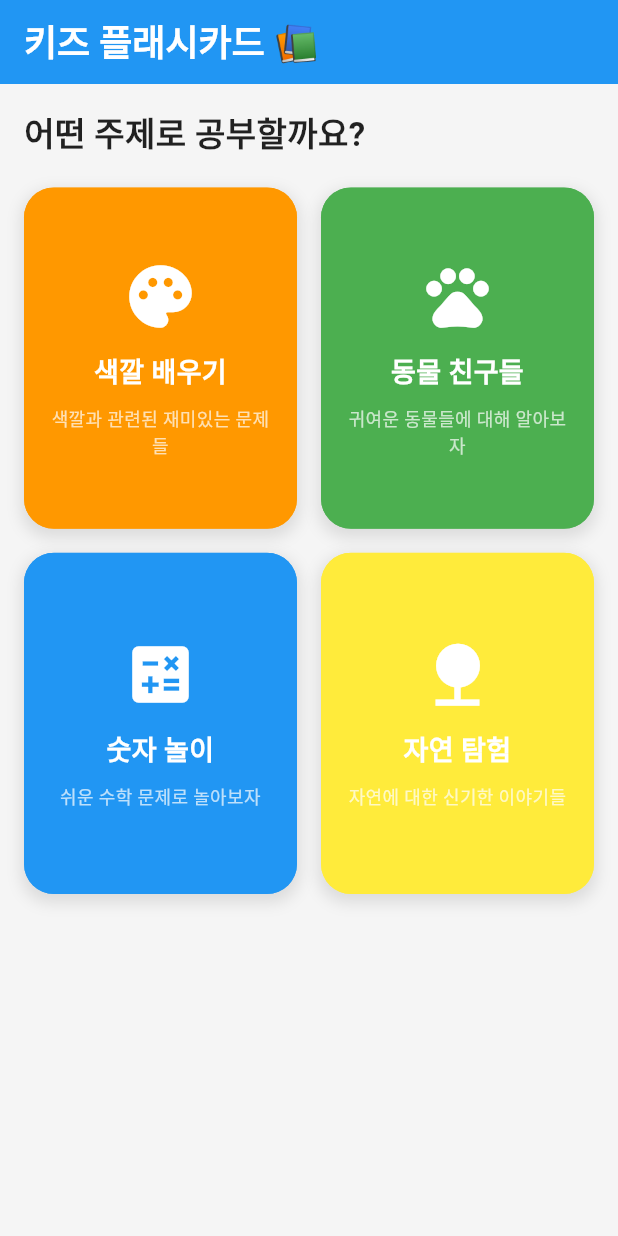
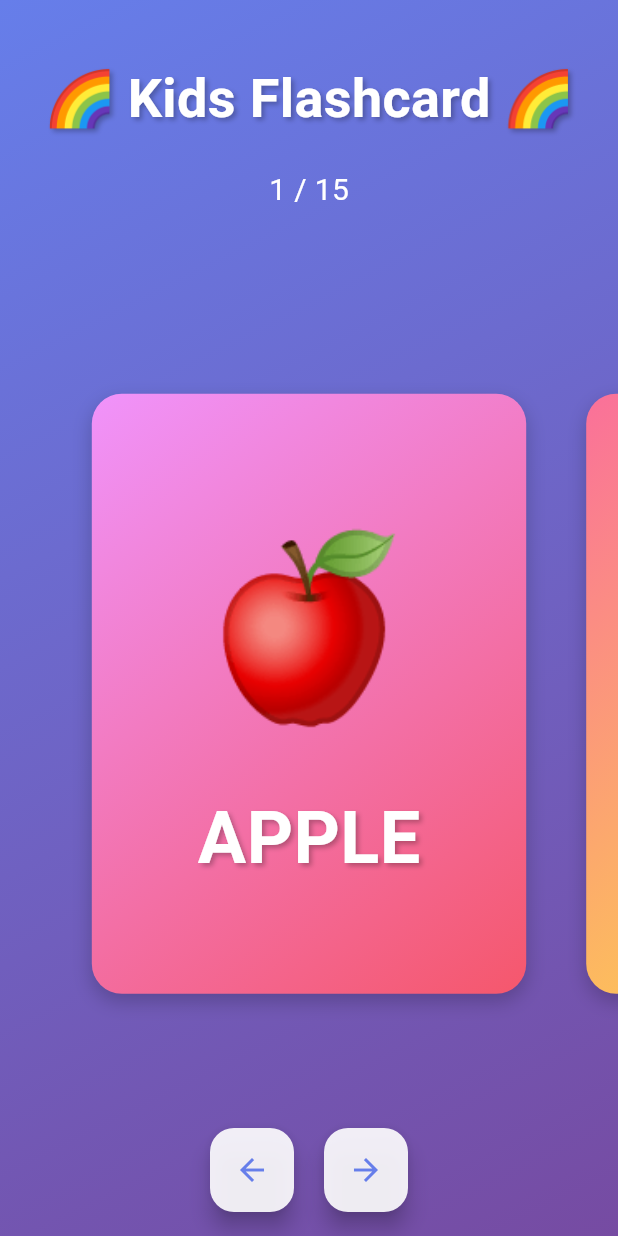
Before and after one commit to Wook-kim/kids_flashcard, a Flutter app: the screen it shows after launch, on a phone screen of 412 x 824 dp. Run offline on Flutter 3.47's test engine with Material 3 defaults, Android fonts, the phone set to English and light mode, and no system bars; our stand-ins replace shared_preferences; Roboto replaces fonts that are missing (ComicSans).

Commit message:
Designed by Claude Desktop App

```diff
--- a/kids_flashcard/lib/main.dart
+++ b/kids_flashcard/lib/main.dart
@@ -1,5 +1,5 @@
 import 'package:flutter/material.dart';
-import 'screens/home_screen.dart';
+import 'screens/flashcard_screen.dart';
 
 void main() {
   runApp(const KidsFlashcardApp());
@@ -13,10 +13,12 @@ class KidsFlashcardApp extends StatelessWidget {
     return MaterialApp(
       title: 'Kids Flashcards',
       theme: ThemeData(
-        colorScheme: ColorScheme.fromSeed(seedColor: Colors.blue),
+        colorScheme: ColorScheme.fromSeed(seedColor: Colors.deepPurple),
         useMaterial3: true,
+        fontFamily: 'ComicSans',
       ),
-      home: const HomeScreen(),
+      home: const FlashcardScreen(),
+      debugShowCheckedModeBanner: false,
     );
   }
 }
--- /dev/null
+++ b/kids_flashcard/lib/models/flashcard_data.dart
@@ -0,0 +1,107 @@
+class FlashcardData {
+  final String emoji;
+  final String englishWord;
+  final String koreanWord;
+  final String description;
+
+  FlashcardData({
+    required this.emoji,
+    required this.englishWord,
+    required this.koreanWord,
+    required this.description,
+  });
+}
+
+// 샘플 데이터
+final List<FlashcardData> sampleFlashcards = [
+  FlashcardData(
+    emoji: '🍎',
+    englishWord: 'APPLE',
+    koreanWord: '사과',
+    description: '빨간 과일이에요',
+  ),
+  FlashcardData(
+    emoji: '🐶',
+    englishWord: 'DOG',
+    koreanWord: '강아지',
+    description: '멍멍! 귀여운 친구',
+  ),
+  FlashcardData(
+    emoji: '🌟',
+    englishWord: 'STAR',
+    koreanWord: '별',
+    description: '밤하늘에 반짝반짝',
+  ),
+  FlashcardData(
+    emoji: '🚗',
+    englishWord: 'CAR',
+    koreanWord: '자동차',
+    description: '부릉부릉 달려요',
+  ),
+  FlashcardData(
+    emoji: '🌈',
+    englishWord: 'RAINBOW',
+    koreanWord: '무지개',
+    description: '비온 뒤 하늘에',
+  ),
+  FlashcardData(
+    emoji: '🎈',
+    englishWord: 'BALLOON',
+    koreanWord: '풍선',
+    description: '둥둥 떠다녀요',
+  ),
+  FlashcardData(
+    emoji: '🍕',
+    englishWord: 'PIZZA',
+    koreanWord: '피자',
+    description: '맛있는 이탈리아 음식',
+  ),
+  FlashcardData(
+    emoji: '📚',
+    englishWord: 'BOOK',
+    koreanWord: '책',
+    description: '재미있는 이야기가 가득',
+  ),
+  FlashcardData(
+    emoji: '🌳',
+    englishWord: 'TREE',
+    koreanWord: '나무',
+    description: '숲에서 자라요',
+  ),
+  FlashcardData(
+    emoji: '🏠',
+    englishWord: 'HOUSE',
+    koreanWord: '집',
+    description: '우리가 사는 곳',
+  ),
+  FlashcardData(
+    emoji: '✈️',
+    englishWord: 'AIRPLANE',
+    koreanWord: '비행기',
+    description: '하늘을 날아요',
+  ),
+  FlashcardData(
+    emoji: '🌙',
+    englishWord: 'MOON',
+    koreanWord: '달',
+    description: '밤에 빛나요',
+  ),
+  FlashcardData(
+    emoji: '🐱',
+    englishWord: 'CAT',
+    koreanWord: '고양이',
+    description: '야옹야옹 울어요',
+  ),
+  FlashcardData(
+    emoji: '🌻',
+    englishWord: 'SUNFLOWER',
+    koreanWord: '해바라기',
+    description: '태양을 바라봐요',
+  ),
+  FlashcardData(
+    emoji: '🚌',
+    englishWord: 'BUS',
+    koreanWord: '버스',
+    description: '많은 사람을 태워요',
+  ),
+];
--- /dev/null
+++ b/kids_flashcard/lib/screens/flashcard_screen.dart
@@ -0,0 +1,138 @@
+import 'package:flutter/material.dart';
+import '../widgets/flashcard_widget.dart';
+import '../widgets/flashcard_theme.dart';
+import '../models/flashcard_data.dart';
+
+class FlashcardScreen extends StatefulWidget {
+  const FlashcardScreen({Key? key}) : super(key: key);
+
+  @override
+  State<FlashcardScreen> createState() => _FlashcardScreenState();
+}
+
+class _FlashcardScreenState extends State<FlashcardScreen> {
+  final PageController _pageController = PageController(viewportFraction: 0.8);
+  int _currentIndex = 0;
+
+  @override
+  void initState() {
+    super.initState();
+    _pageController.addListener(() {
+      int next = _pageController.page!.round();
+      if (_currentIndex != next) {
+        setState(() {
+          _currentIndex = next;
+        });
+      }
+    });
+  }
+
+  @override
+  void dispose() {
+    _pageController.dispose();
+    super.dispose();
+  }
+
+  @override
+  Widget build(BuildContext context) {
+    return Scaffold(
+      body: Container(
+        decoration: const BoxDecoration(
+          gradient: LinearGradient(
+            begin: Alignment.topLeft,
+            end: Alignment.bottomRight,
+            colors: [Color(0xFF667EEA), Color(0xFF764BA2)],
+          ),
+        ),
+        child: SafeArea(
+          child: Column(
+            children: [
+              const SizedBox(height: 40),
+              const Text(
+                '🌈 Kids Flashcard 🌈',
+                style: TextStyle(
+                  fontSize: 36,
+                  fontWeight: FontWeight.bold,
+                  color: Colors.white,
+                  shadows: [
+                    Shadow(
+                      offset: Offset(2, 2),
+                      blurRadius: 4,
+                      color: Colors.black26,
+                    ),
+                  ],
+                ),
+              ),
+              const SizedBox(height: 20),
+              Text(
+                '${_currentIndex + 1} / ${sampleFlashcards.length}',
+                style: const TextStyle(
+                  fontSize: 20,
+                  color: Colors.white,
+                ),
+              ),
+              const SizedBox(height: 40),
+              Expanded(
+                child: PageView.builder(
+                  controller: _pageController,
+                  itemCount: sampleFlashcards.length,
+                  itemBuilder: (context, index) {
+                    final flashcard = sampleFlashcards[index];
+                    final frontGradient = FlashcardTheme.frontGradients[
+                        index % FlashcardTheme.frontGradients.length];
+                    final backGradient = FlashcardTheme.backGradients[
+                        index % FlashcardTheme.backGradients.length];
+
+                    return Padding(
+                      padding: const EdgeInsets.symmetric(horizontal: 20),
+                      child: Center(
+                        child: FlashcardWidget(
+                          frontEmoji: flashcard.emoji,
+                          frontText: flashcard.englishWord,
+                          backText: flashcard.koreanWord,
+                          backDescription: flashcard.description,
+                          frontGradient: frontGradient,
+                          backGradient: backGradient,
+                        ),
+                      ),
+                    );
+                  },
+                ),
+              ),
+              const SizedBox(height: 80),
+            ],
+          ),
+        ),
+      ),
+      floatingActionButton: Row(
+        mainAxisAlignment: MainAxisAlignment.center,
+        children: [
+          FloatingActionButton(
+            heroTag: 'prev',
+            onPressed: () {
+              _pageController.previousPage(
+                duration: const Duration(milliseconds: 300),
+                curve: Curves.easeInOut,
+              );
+            },
+            backgroundColor: Colors.white.withOpacity(0.9),
+            child: const Icon(Icons.arrow_back, color: Color(0xFF667EEA)),
+          ),
+          const SizedBox(width: 20),
+          FloatingActionButton(
+            heroTag: 'next',
+            onPressed: () {
+              _pageController.nextPage(
+                duration: const Duration(milliseconds: 300),
+                curve: Curves.easeInOut,
+              );
+            },
+            backgroundColor: Colors.white.withOpacity(0.9),
+            child: const Icon(Icons.arrow_forward, color: Color(0xFF667EEA)),
+          ),
+        ],
+      ),
+      floatingActionButtonLocation: FloatingActionButtonLocation.centerFloat,
+    );
+  }
+}
--- /dev/null
+++ b/kids_flashcard/lib/widgets/flashcard_theme.dart
@@ -0,0 +1,49 @@
+import 'package:flutter/material.dart';
+
+class FlashcardTheme {
+  static const List<LinearGradient> frontGradients = [
+    LinearGradient(
+      begin: Alignment.topLeft,
+      end: Alignment.bottomRight,
+      colors: [Color(0xFFF093FB), Color(0xFFF5576C)],
+    ),
+    LinearGradient(
+      begin: Alignment.topLeft,
+      end: Alignment.bottomRight,
+      colors: [Color(0xFFFA709A), Color(0xFFFEE140)],
+    ),
+    LinearGradient(
+      begin: Alignment.topLeft,
+      end: Alignment.bottomRight,
+      colors: [Color(0xFFFF9A9E), Color(0xFFFECFEF)],
+    ),
+    LinearGradient(
+      begin: Alignment.topLeft,
+      end: Alignment.bottomRight,
+      colors: [Color(0xFF667EEA), Color(0xFF764BA2)],
+    ),
+  ];
+
+  static const List<LinearGradient> backGradients = [
+    LinearGradient(
+      begin: Alignment.topLeft,
+      end: Alignment.bottomRight,
+      colors: [Color(0xFF4FACFE), Color(0xFF00F2FE)],
+    ),
+    LinearGradient(
+      begin: Alignment.topLeft,
+      end: Alignment.bottomRight,
+      colors: [Color(0xFFA8EDEA), Color(0xFFFED6E3)],
+    ),
+    LinearGradient(
+      begin: Alignment.topLeft,
+      end: Alignment.bottomRight,
+      colors: [Color(0xFFFFECD2), Color(0xFFFCB69F)],
+    ),
+    LinearGradient(
+      begin: Alignment.topLeft,
+      end: Alignment.bottomRight,
+      colors: [Color(0xFF81FFEF), Color(0xFFF067B4)],
+    ),
+  ];
+}
--- /dev/null
+++ b/kids_flashcard/lib/widgets/flashcard_widget.dart
@@ -0,0 +1,201 @@
+import 'package:flutter/material.dart';
+import 'package:flutter/services.dart';
+import 'dart:math' as math;
+
+class FlashcardWidget extends StatefulWidget {
+  final String frontEmoji;
+  final String frontText;
+  final String backText;
+  final String backDescription;
+  final LinearGradient frontGradient;
+  final LinearGradient backGradient;
+
+  const FlashcardWidget({
+    Key? key,
+    required this.frontEmoji,
+    required this.frontText,
+    required this.backText,
+    required this.backDescription,
+    required this.frontGradient,
+    required this.backGradient,
+  }) : super(key: key);
+
+  @override
+  State<FlashcardWidget> createState() => _FlashcardWidgetState();
+}
+
+class _FlashcardWidgetState extends State<FlashcardWidget>
+    with SingleTickerProviderStateMixin {
+  late AnimationController _controller;
+  late Animation<double> _animation;
+  bool _isFlipped = false;
+
+  @override
+  void initState() {
+    super.initState();
+    _controller = AnimationController(
+      duration: const Duration(milliseconds: 600),
+      vsync: this,
+    );
+    _animation = Tween<double>(
+      begin: 0,
+      end: 1,
+    ).animate(CurvedAnimation(
+      parent: _controller,
+      curve: Curves.easeInOut,
+    ));
+  }
+
+  @override
+  void dispose() {
+    _controller.dispose();
+    super.dispose();
+  }
+
+  void _flip() {
+    if (!_controller.isAnimating) {
+      HapticFeedback.mediumImpact(); // 햅틱 피드백 추가
+      if (_isFlipped) {
+        _controller.reverse();
+      } else {
+        _controller.forward();
+      }
+      _isFlipped = !_isFlipped;
+    }
+  }
+
+  @override
+  Widget build(BuildContext context) {
+    return GestureDetector(
+      onTap: _flip,
+      child: Container(
+        width: 300,
+        height: 400,
+        child: AnimatedBuilder(
+          animation: _animation,
+          builder: (context, child) {
+            final isShowingFront = _animation.value < 0.5;
+            return Transform(
+              alignment: Alignment.center,
+              transform: Matrix4.identity()
+                ..setEntry(3, 2, 0.001)
+                ..rotateY(math.pi * _animation.value),
+              child: isShowingFront
+                  ? _buildFront()
+                  : Transform(
+                      alignment: Alignment.center,
+                      transform: Matrix4.identity()..rotateY(math.pi),
+                      child: _buildBack(),
+                    ),
+            );
+          },
+        ),
+      ),
+    );
+  }
+
+  Widget _buildFront() {
+    return Container(
+      decoration: BoxDecoration(
+        gradient: widget.frontGradient,
+        borderRadius: BorderRadius.circular(20),
+        boxShadow: [
+          BoxShadow(
+            color: Colors.black.withOpacity(0.2),
+            blurRadius: 10,
+            offset: const Offset(0, 5),
+          ),
+        ],
+      ),
+      child: Center(
+        child: Column(
+          mainAxisAlignment: MainAxisAlignment.center,
+          children: [
+            TweenAnimationBuilder<double>(
+              duration: const Duration(seconds: 2),
+              tween: Tween(begin: 0, end: 1),
+              builder: (context, value, child) {
+                return Transform.translate(
+                  offset: Offset(0, -20 * math.sin(value * math.pi * 2)),
+                  child: Text(
+                    widget.frontEmoji,
+                    style: const TextStyle(fontSize: 120),
+                  ),
+                );
+              },
+            ),
+            const SizedBox(height: 20),
+            Text(
+              widget.frontText,
+              style: const TextStyle(
+                fontSize: 48,
+                fontWeight: FontWeight.bold,
+                color: Colors.white,
+                shadows: [
+                  Shadow(
+                    offset: Offset(2, 2),
+                    blurRadius: 4,
+                    color: Colors.black26,
+                  ),
+                ],
+              ),
+            ),
+          ],
+        ),
+      ),
+    );
+  }
+
+  Widget _buildBack() {
+    return Container(
+      decoration: BoxDecoration(
+        gradient: widget.backGradient,
+        borderRadius: BorderRadius.circular(20),
+        boxShadow: [
+          BoxShadow(
+            color: Colors.black.withOpacity(0.2),
+            blurRadius: 10,
+            offset: const Offset(0, 5),
+          ),
+        ],
+      ),
+      child: Center(
+        child: Column(
+          mainAxisAlignment: MainAxisAlignment.center,
+          children: [
+            Text(
+              widget.backText,
+              style: const TextStyle(
+                fontSize: 48,
+                fontWeight: FontWeight.bold,
+                color: Colors.white,
+                shadows: [
+                  Shadow(
+                    offset: Offset(2, 2),
+                    blurRadius: 4,
+                    color: Colors.black26,
+                  ),
+                ],
+              ),
+            ),
+            const SizedBox(height: 20),
+            Text(
+              widget.backDescription,
+              style: const TextStyle(
+                fontSize: 28,
+                color: Colors.white,
+                shadows: [
+                  Shadow(
+                    offset: Offset(1, 1),
+                    blurRadius: 2,
+                    color: Colors.black26,
+                  ),
+                ],
+              ),
+            ),
+          ],
+        ),
+      ),
+    );
+  }
+}
```
Also changed, not shown: kids_flashcard/lib/models/category_flashcard_data.dart (added, +101 -0 lines), kids_flashcard/lib/utils/animation_utils.dart (added, +54 -0 lines), 1 other file.
